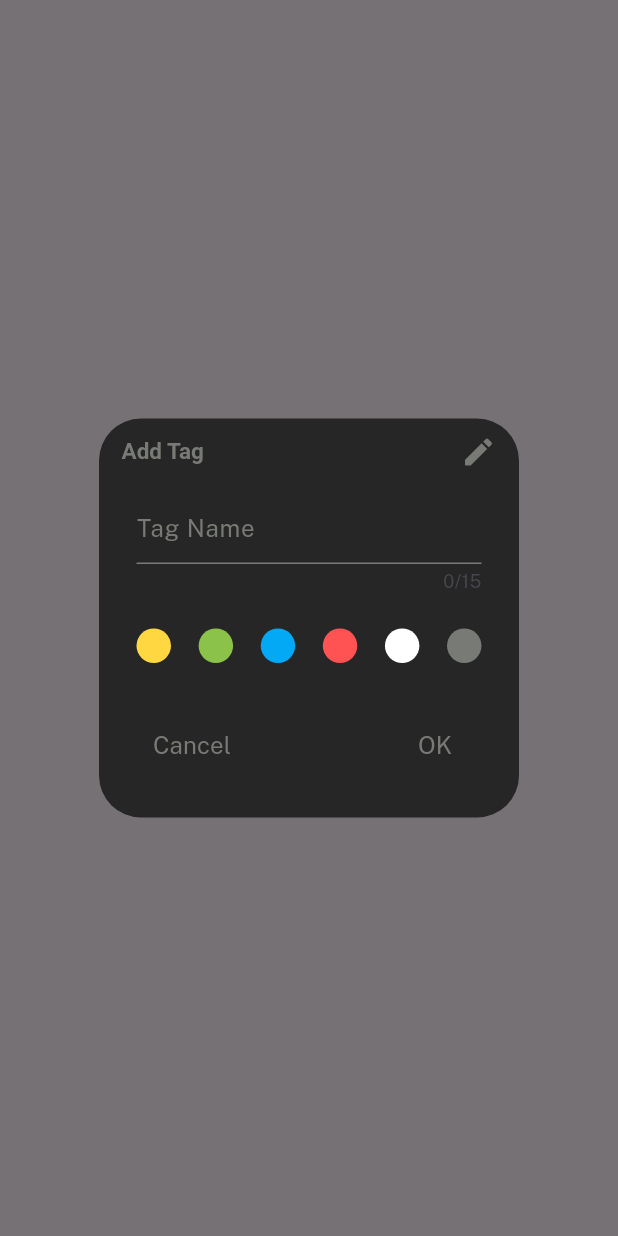
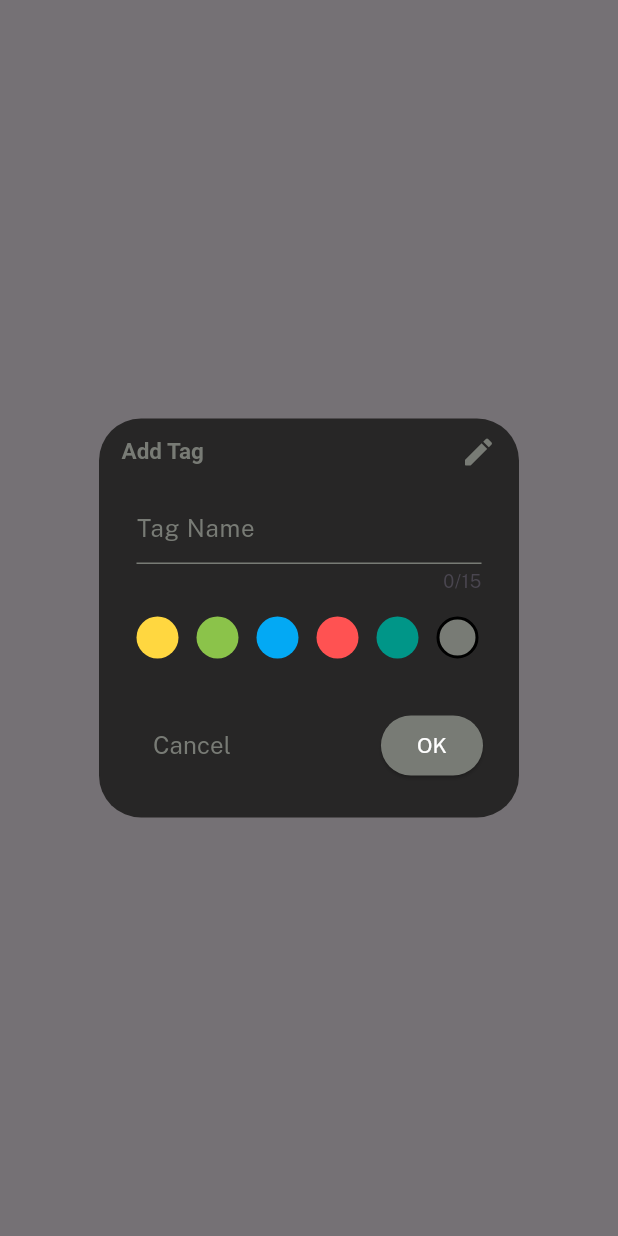
Before and after one commit to hoseda/CodeClip, a Flutter app: what popUpMenu() shows on an empty page, opened directly, on a phone screen of 412 x 824 dp. Run offline on Flutter 3.47's test engine with Material 3 defaults, Android fonts, the phone set to English and light mode, and no system bars; our stand-ins replace flutter_highlight, flutter_riverpod; missing offline and left inert: code_text_field, highlight, hovering, window_size.

Commit message:
completed the popup menu and creating tags with help of flutter riverpod

```diff
--- a/lib/features/home/presentation/generate_tag.dart
+++ b/lib/features/home/presentation/generate_tag.dart
@@ -1,121 +1,6 @@
 import 'package:flutter/material.dart';
-import 'package:flutter_riverpod/flutter_riverpod.dart';
-import 'package:snippet_code/core/constants/colors.dart';
-import 'package:snippet_code/features/home/repositories/generating_tag_providers.dart';
+import 'package:snippet_code/features/home/model/tag_model.dart';
 
-Widget generateTag(Widget? title, Color? backgroundColor) {
-  return FilterChip(label: title ?? Text("lable"), onSelected: (value) {});
+Widget generateTag(TagModel tag) {
+  return Center();
 }
-
-Future<void> popUpMenu(BuildContext context) async {
-  TextEditingController controller = TextEditingController();
-  return showDialog(
-    context: context,
-    builder: (context) {
-      return Consumer(
-        builder: (context, ref, child) {
-          final color = ref.watch(tagColorStateProvider);
-          return AlertDialog(
-            title: Row(
-              mainAxisAlignment: MainAxisAlignment.spaceBetween,
-              children: [
-                 Text("Add Tag"),
-                Icon(Icons.edit_rounded, color: iconbg),
-              ],
-            ),
-            titleTextStyle: TextStyle(
-              color: iconbg,
-              fontSize: 15,
-              fontWeight: FontWeight.bold,
-            ),
-            titlePadding: EdgeInsets.symmetric(vertical: 10, horizontal: 15),
-            backgroundColor: button,
-            contentPadding: EdgeInsets.symmetric(horizontal: 25, vertical: 5),
-            content: SizedBox(
-              height: 140,
-              width: 230,
-              child: Column(
-                mainAxisAlignment: MainAxisAlignment.start,
-                children: [
-                  TextField(
-                    controller: controller,
-                    onSubmitted: (value) {
-                      ref.read(tagTitleStateProvider.notifier).state = value;
-                    },
-                    maxLength: 15,
-                    style: TextStyle(color: color),
-                    decoration: InputDecoration(
-                      hintText: "Tag Name",
-                      hintStyle: TextStyle(color: color),
-                      border: UnderlineInputBorder(
-                        borderSide: BorderSide(color: color),
-                      ),
-                      focusedBorder: UnderlineInputBorder(
-                        borderSide: BorderSide(color: color, width: 2),
-                      ),
-                      enabledBorder: UnderlineInputBorder(
-                        borderSide: BorderSide(color: color, width: 1),
-                      ),
-                      contentPadding: EdgeInsets.all(0),
-                    ),
-                  ),
-                  const SizedBox(height: 23),
-                  Row(
-                    mainAxisAlignment: MainAxisAlignment.spaceBetween,
-                    children: [
-                      createColorfullCircles(Colors.amberAccent, 23),
-                      createColorfullCircles(Colors.lightGreen, 23),
-                      createColorfullCircles(Colors.lightBlue, 23),
-                      createColorfullCircles(Colors.redAccent, 23),
-                      createColorfullCircles(Colors.white, 23),
-                      createColorfullCircles(iconbg, 23),
-                    ],
-                  ),
-                ],
-              ),
-            ),
-            actions: [
-              TextButton(
-                onPressed: () {
-                  Navigator.of(context).pop();
-                },
-                child: Text(
-                  "Cancel",
-                  style: TextStyle(color: iconbg, fontSize: 16),
-                ),
-              ),
-              TextButton(
-                onPressed: () {},
-                child: Text(
-                  "OK",
-                  style: TextStyle(color: iconbg, fontSize: 16),
-                ),
-              ),
-            ],
-            actionsAlignment: MainAxisAlignment.spaceBetween,
-          );
-        },
-      );
-    },
-  );
-}
-
-Widget createColorfullCircles(Color? color, double? size) {
-  return Consumer(
-    builder: (context, ref, child) {
-      return GestureDetector(
-        onTap: () {
-          ref.read(tagColorStateProvider.notifier).state = color!;
-        },
-        child: Container(
-          width: size,
-          height: size,
-          decoration: BoxDecoration(
-            color: color,
-            borderRadius: BorderRadius.circular(50),
-          ),
-        ),
-      );
-    },
-  );
-}
--- /dev/null
+++ b/lib/features/home/presentation/generate_tag_popup_menu.dart
@@ -0,0 +1,187 @@
+import 'package:flutter/material.dart';
+import 'package:flutter_riverpod/flutter_riverpod.dart';
+import 'package:snippet_code/core/constants/colors.dart';
+import 'package:snippet_code/features/home/model/tag_model.dart';
+import 'package:snippet_code/features/home/repositories/generating_tag_providers.dart';
+
+Future<void> popUpMenu(BuildContext context) async {
+  TextEditingController controller = TextEditingController();
+  final formKey = GlobalKey<FormState>();
+
+  return showDialog(
+    context: context,
+    builder: (context) {
+      return Consumer(
+        builder: (context, ref, child) {
+          final selectedColor = ref.watch(tagColorStateProvider);
+          final tagTitle = ref.watch(tagTitleStateProvider);
+
+          return AlertDialog(
+            title: Row(
+              mainAxisAlignment: MainAxisAlignment.spaceBetween,
+              children: [
+                Text("Add Tag"),
+                Icon(Icons.edit_rounded, color: iconbg),
+              ],
+            ),
+            titleTextStyle: TextStyle(
+              color: iconbg,
+              fontSize: 15,
+              fontWeight: FontWeight.bold,
+            ),
+            titlePadding: EdgeInsets.symmetric(vertical: 10, horizontal: 15),
+            backgroundColor: button,
+            contentPadding: EdgeInsets.symmetric(horizontal: 25, vertical: 5),
+            content: Form(
+              key: formKey,
+              child: SizedBox(
+                height: 140,
+                width: 230,
+                child: Column(
+                  mainAxisAlignment: MainAxisAlignment.start,
+                  crossAxisAlignment: CrossAxisAlignment.start,
+                  children: [
+                    TextFormField(
+                      controller: controller,
+                      onFieldSubmitted: (value) {
+                        ref.read(tagTitleStateProvider.notifier).state =
+                            value.trim();
+                      },
+                      validator: (value) {
+                        if (value == null || value.trim().isEmpty) {
+                          return "Tag name cannot be empty.";
+                        }
+
+                        if (value.trim().length < 2) {
+                          return "must be a least 2 character.";
+                        }
+                        return null;
+                      },
+                      maxLength: 15,
+                      style: TextStyle(color: iconbg),
+                      decoration: InputDecoration(
+                        hintText: "Tag Name",
+                        hintStyle: TextStyle(color: iconbg),
+                        border: UnderlineInputBorder(
+                          borderSide: BorderSide(color: iconbg),
+                        ),
+                        focusedBorder: UnderlineInputBorder(
+                          borderSide: BorderSide(color: iconbg, width: 2),
+                        ),
+                        enabledBorder: UnderlineInputBorder(
+                          borderSide: BorderSide(color: iconbg, width: 1),
+                        ),
+                        contentPadding: EdgeInsets.all(0),
+                      ),
+                    ),
+                    const SizedBox(height: 15),
+                    Wrap(
+                      spacing: 12,
+                      runSpacing: 8,
+                      children:
+                          [
+                                Colors.amberAccent,
+                                Colors.lightGreen,
+                                Colors.lightBlue,
+                                Colors.redAccent,
+                                Colors.teal,
+                                iconbg,
+                              ]
+                              .map(
+                                (color) => createColorfullCircles(
+                                  color,
+                                  28,
+                                  selectedColor == color,
+                                ),
+                              )
+                              .toList(),
+                    ),
+                  ],
+                ),
+              ),
+            ),
+            actions: [
+              TextButton(
+                onPressed: () {
+                  Navigator.of(context).pop();
+                },
+                child: Text(
+                  "Cancel",
+                  style: TextStyle(color: iconbg, fontSize: 16),
+                ),
+              ),
+              ElevatedButton(
+                onPressed: () {
+                  final currentTitle = controller.text.trim();
+                  if (currentTitle.isNotEmpty &&
+                      formKey.currentState!.validate()) {
+                    _addNewTag(ref, tagTitle, selectedColor);
+                    Navigator.of(context).pop();
+
+                    ScaffoldMessenger.of(context).showSnackBar(
+                      SnackBar(
+                        content: Text(
+                          "Tag '$currentTitle' created successfully!",
+                        ),
+                        width: 300,
+                        backgroundColor: selectedColor,
+                        behavior: SnackBarBehavior.floating,
+                      ),
+                    );
+                  }
+                },
+                style: ElevatedButton.styleFrom(
+                  backgroundColor: selectedColor,
+                  foregroundColor: _getContrastingTextColor(selectedColor),
+                ),
+                child: Text("OK"),
+              ),
+            ],
+            actionsAlignment: MainAxisAlignment.spaceBetween,
+          );
+        },
+      );
+    },
+  );
+}
+
+Widget createColorfullCircles(Color color, double size, bool isSelected) {
+  return Consumer(
+    builder: (context, ref, child) {
+      return GestureDetector(
+        onTap: () {
+          ref.read(tagColorStateProvider.notifier).state = color;
+        },
+        child: AnimatedContainer(
+          width: size,
+          height: size,
+          duration: const Duration(milliseconds: 200),
+          decoration: BoxDecoration(
+            color: color,
+            borderRadius: BorderRadius.circular(size / 2),
+            border:
+                isSelected
+                    ? Border.all(color: Colors.black, width: 2)
+                    : Border.all(color: Colors.transparent, width: 2),
+          ),
+        ),
+      );
+    },
+  );
+}
+
+void _addNewTag(WidgetRef ref, String title, Color color) {
+  final currentTags = ref.read(tagListStateProvider);
+  final newTag = TagModel(
+    id: DateTime.now().millisecondsSinceEpoch.toString(),
+    title: title,
+    color: color,
+  );
+
+  ref.read(tagListStateProvider.notifier).state = [...currentTags, newTag];
+}
+
+Color _getContrastingTextColor(Color backgroundColor) {
+  final luminance = backgroundColor.computeLuminance();
+  return luminance > 0.5 ? Colors.black : Colors.white;
+}
--- a/lib/features/home/repositories/generating_tag_providers.dart
+++ b/lib/features/home/repositories/generating_tag_providers.dart
@@ -1,6 +1,7 @@
 import 'package:flutter/material.dart';
 import 'package:flutter_riverpod/flutter_riverpod.dart';
 import 'package:snippet_code/core/constants/colors.dart';
+import 'package:snippet_code/features/home/model/tag_model.dart';
 
 final tagTitleStateProvider = StateProvider<String>((ref) {
   return "title";
@@ -9,3 +10,8 @@ final tagTitleStateProvider = StateProvider<String>((ref) {
 final tagColorStateProvider = StateProvider<Color>((ref) {
   return iconbg;
 });
+
+
+final tagListStateProvider = StateProvider<List<TagModel>>((ref) {
+  return [];
+});
```
Also changed, not shown: lib/features/home/model/tag_model.dart (added, +16 -0 lines), lib/features/home/presentation/home_page.dart (+12 -11 lines).
